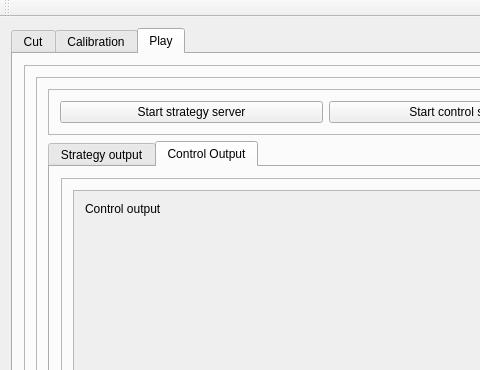
quique0194/UmayuxVsss, file mainwindow.ui: the form before one commit; both pictures show x 0 to 480 and y 0 to 370 of the 758 by 455 pixel window.
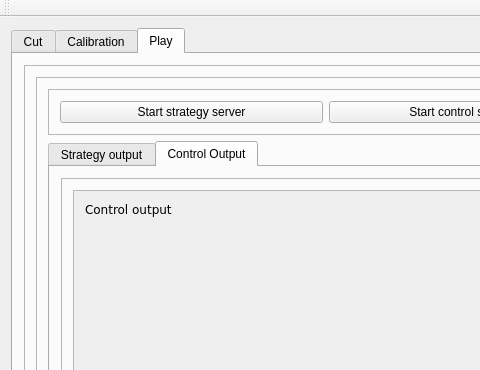
The form after the commit. The open tabs and pages were chosen to show the change. Custom widgets are drawn as their Qt base class.

```diff
--- a/mainwindow.ui
+++ b/mainwindow.ui
@@ -777,7 +777,12 @@
                         </property>
                         <layout class="QVBoxLayout" name="verticalLayout_16">
                          <item>
-                          <widget class="QLabel" name="controlOutput">
+                          <widget class="CmdOutput" name="controlOutput">
+                           <property name="font">
+                            <font>
+                             <family>Verdana</family>
+                            </font>
+                           </property>
                            <property name="text">
                             <string>Control output</string>
                            </property>
@@ -877,6 +882,11 @@
    <extends>QLabel</extends>
    <header>showvisionwidget.h</header>
   </customwidget>
+  <customwidget>
+   <class>CmdOutput</class>
+   <extends>QLabel</extends>
+   <header>cmdoutput.h</header>
+  </customwidget>
  </customwidgets>
  <resources/>
  <connections/>
```
Left out of the diff: 13 changed lines with no effect on the pictures.
